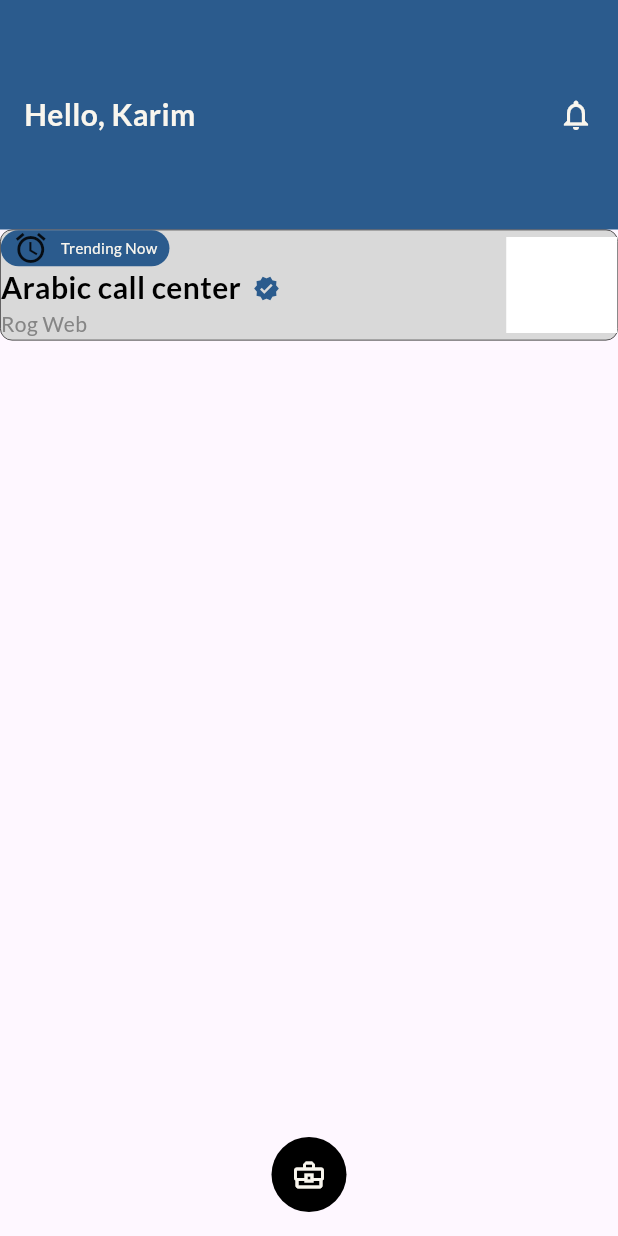
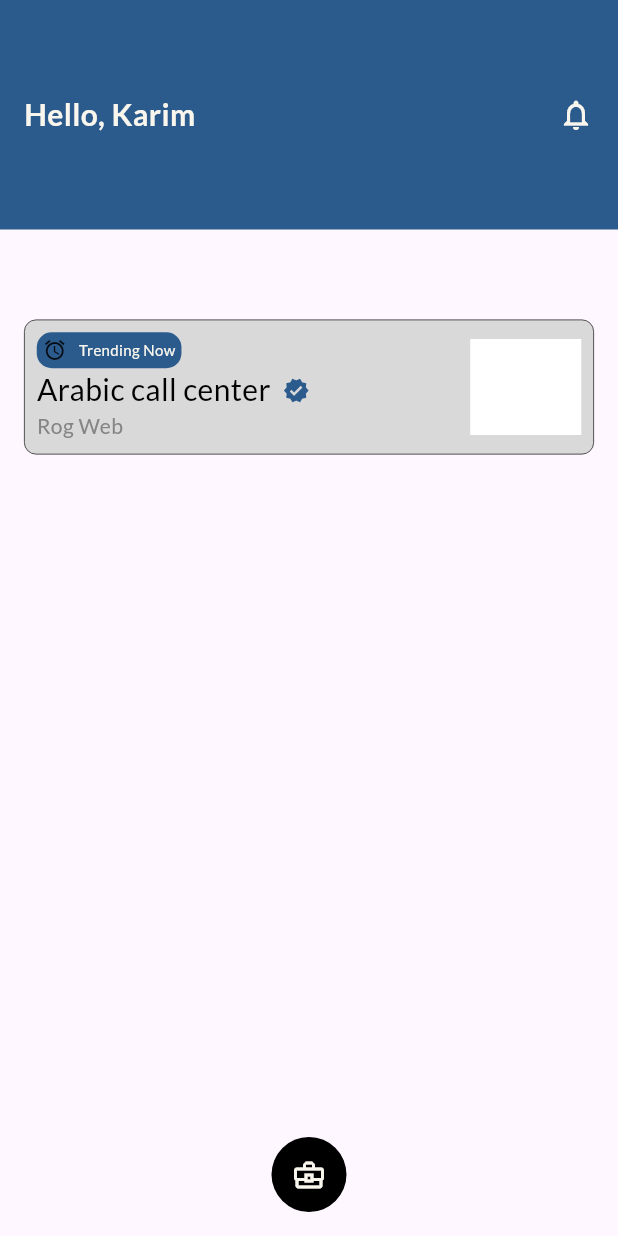
Before and after one commit to yousefmohamed35/home_view, a Flutter app: the screen it shows after launch, on a phone screen of 412 x 824 dp. Run offline on Flutter 3.47's test engine with Material 3 defaults, Android fonts, the phone set to English and light mode, and no system bars; our stand-ins replace google_fonts.

Commit message:
finish home view item top

```diff
--- a/lib/home/presentation/view/home_view.dart
+++ b/lib/home/presentation/view/home_view.dart
@@ -14,6 +14,7 @@ class HomeView extends StatelessWidget {
       body: Column(
         children: [
           CustomContainerAppBar(),
+          SizedBox(height: 60),
           HomeViewItem(),
         ],
       ),
--- a/lib/home/presentation/view/widgets/home_view_item.dart
+++ b/lib/home/presentation/view/widgets/home_view_item.dart
@@ -7,13 +7,19 @@ class HomeViewItem extends StatelessWidget {
 
   @override
   Widget build(BuildContext context) {
-    return Container(
-      decoration: BoxDecoration(
-        color: AppColors.grey,
-        borderRadius: BorderRadius.circular(8),
-        border: Border.all(width: 0.5, color: AppColors.grey500),
+    return Padding(
+      padding: const EdgeInsets.symmetric(horizontal: 16),
+      child: Container(
+        decoration: BoxDecoration(
+          color: AppColors.grey,
+          borderRadius: BorderRadius.circular(8),
+          border: Border.all(width: 0.5, color: AppColors.grey500),
+        ),
+        child: Padding(
+          padding: const EdgeInsets.all(8),
+          child: HomeViewItemTop(),
+        ),
       ),
-      child: HomeViewItemTop(),
     );
   }
 }
--- a/lib/home/presentation/view/widgets/title_widget.dart
+++ b/lib/home/presentation/view/widgets/title_widget.dart
@@ -14,7 +14,7 @@ class TitleWidget extends StatelessWidget {
         Text(
           'Arabic call center',
           style: GoogleFonts.lato(
-            textStyle: AppStyles.bold20.copyWith(color: AppColors.black),
+            textStyle: AppStyles.medium20.copyWith(color: AppColors.black),
           ),
         ),
         SizedBox(width: 8),
--- a/lib/home/presentation/view/widgets/trending_now_item.dart
+++ b/lib/home/presentation/view/widgets/trending_now_item.dart
@@ -5,21 +5,19 @@ import '../../../../core/app_colors.dart';
 import '../../../../core/styles.dart';
 
 class TrendingNowItem extends StatelessWidget {
-  const TrendingNowItem({
-    super.key,
-  });
+  const TrendingNowItem({super.key});
 
   @override
   Widget build(BuildContext context) {
     return Container(
-      padding: EdgeInsets.symmetric(horizontal: 8),
+      padding: EdgeInsets.all(4),
       decoration: BoxDecoration(
         color: AppColors.blue,
-        borderRadius: BorderRadius.circular(16),
+        borderRadius: BorderRadius.circular(10),
       ),
       child: Row(
         children: [
-          Icon(Icons.access_alarm),
+          Icon(Icons.access_alarm, size: 16),
           SizedBox(width: 8),
           Text(
             'Trending Now',
```
